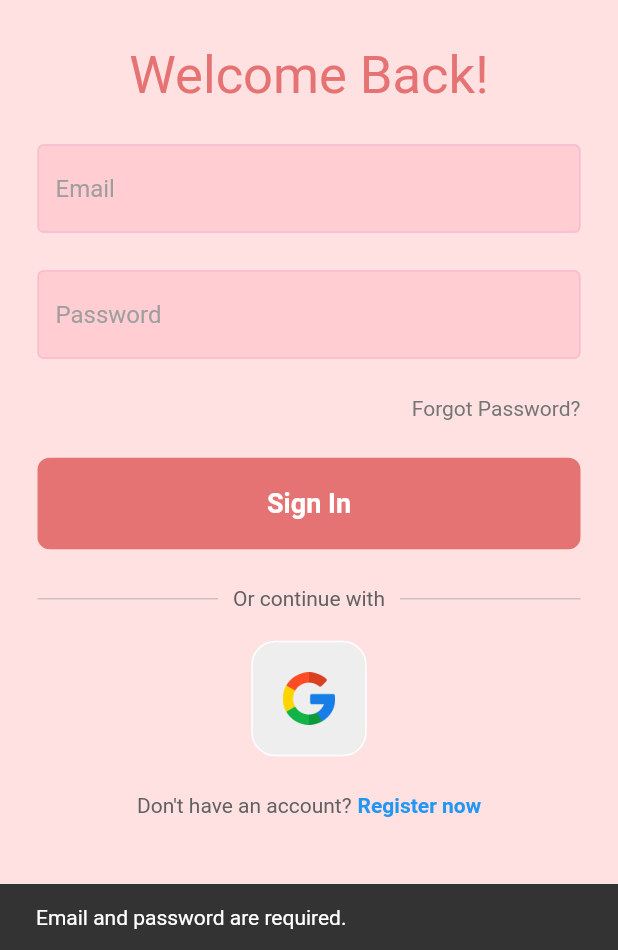
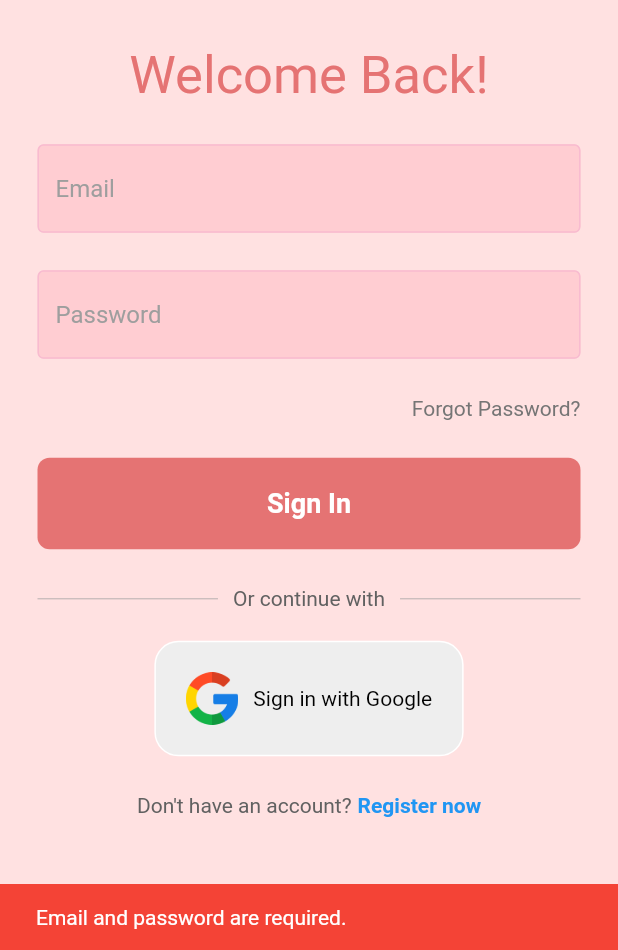
Before and after one commit to nizacrz/bibisit, a Flutter app: the HomePage screen opened by its route, after a tap on the "logout" icon, after a tap on "Sign In", on a phone screen of 412 x 824 dp, the part 286-1236 px from its top. Run offline on Flutter 3.47's test engine with Material 2 defaults, Android fonts, the light colour scheme and no system bars; our stand-ins replace firebase_auth, firebase_core, firebase_crashlytics, google_sign_in; accounts and stored records are empty; Roboto replaces fonts that are missing (Cotane).

Commit message:
Integrate Google Sign Up and Fixed Sign out

```diff
--- a/lib/pages/homepage.dart
+++ b/lib/pages/homepage.dart
@@ -1,19 +1,32 @@
 import 'package:bibisit/pages/login_page.dart';
 import 'package:firebase_auth/firebase_auth.dart';
 import 'package:flutter/material.dart';
+import 'package:google_sign_in/google_sign_in.dart';
 
 class HomePage extends StatelessWidget {
   HomePage({Key? key}) : super(key: key);
 
   final user = FirebaseAuth.instance.currentUser!;
 
+  Future<void> signOutFromGoogle() async {
+    final googleSignIn = GoogleSignIn();
+    await googleSignIn.signOut();
+  }
+
   // Sign user out method
-  void signUserOut(BuildContext context) {
-    FirebaseAuth.instance.signOut();
-    // Navigate back to the login screen
-    Navigator.of(context).pushReplacement(
-      MaterialPageRoute(builder: (context) => LoginScreen()),
-    );
+  void signUserOut(BuildContext context) async {
+    final user = FirebaseAuth.instance.currentUser;
+
+    if (user != null) {
+      await signOutFromGoogle(); // Sign out from Google
+      await FirebaseAuth.instance.signOut(); // Sign out from Firebase
+      // Navigate back to the login screen
+      Navigator.of(context).pushReplacement(
+        MaterialPageRoute(builder: (context) => LoginScreen()),
+      );
+    } else {
+      print("No user is currently signed in.");
+    }
   }
 
   @override
--- a/lib/pages/login_page.dart
+++ b/lib/pages/login_page.dart
@@ -54,7 +54,7 @@ class _LoginScreenState extends State<LoginScreen> {
 
     if (email.isEmpty || password.isEmpty) {
       // Handle empty email or password
-      showSnackbar(context, 'Email and password are required.');
+      showSnackbar(context, 'Email and password are required.', Colors.red);
       setState(() {
         isLoading = false; // Stop loading
       });
@@ -76,14 +76,16 @@ class _LoginScreenState extends State<LoginScreen> {
           );
         } else {
           // Handle user being null, show a generic error snackbar.
-          showSnackbar(
-              context, 'Incorrect email or password. Please try again.');
+          showSnackbar(context,
+              'Incorrect email or password. Please try again.', Colors.red);
         }
       } on FirebaseAuthException catch (e) {
         if (e.code == 'INVALID_LOGIN_CREDENTIALS') {
-          showSnackbar(context, 'Invalid Login Credentials. Please try again.');
+          showSnackbar(context, 'Invalid Login Credentials. Please try again.',
+              Colors.red);
         } else {
-          showSnackbar(context, 'An error occurred. Please try again.');
+          showSnackbar(
+              context, 'An error occurred. Please try again.', Colors.red);
         }
       } finally {
         setState(() {
@@ -94,10 +96,12 @@ class _LoginScreenState extends State<LoginScreen> {
   }
 
 // Function to show a snackbar
-  void showSnackbar(BuildContext context, String message) {
+  void showSnackbar(
+      BuildContext context, String message, Color backgroundColor) {
     ScaffoldMessenger.of(context).showSnackBar(
       SnackBar(
         content: Text(message),
+        backgroundColor: backgroundColor, // Set the background color directly
       ),
     );
   }
@@ -297,9 +301,19 @@ class _LoginScreenState extends State<LoginScreen> {
                       borderRadius: BorderRadius.circular(16),
                       color: Colors.grey[200],
                     ),
-                    child: Image.asset(
-                      'assets/images/google.png',
-                      height: 35,
+                    child: Row(
+                      mainAxisSize: MainAxisSize.min,
+                      children: [
+                        Image.asset(
+                          'assets/images/google.png',
+                          height: 35,
+                        ),
+                        SizedBox(width: 10),
+                        Text(
+                          'Sign in with Google',
+                          style: TextStyle(color: Colors.black),
+                        ),
+                      ],
                     ),
                   ),
                 ),
```
Also changed, not shown: lib/pages/register_page.dart (+84 -15 lines).
